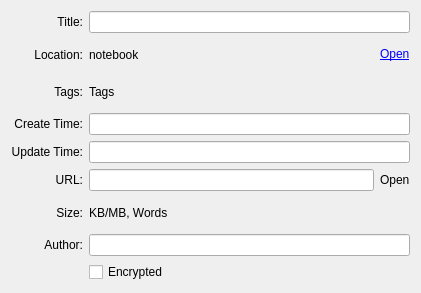
This is src/ui/wiznoteinfoform.ui in WizTeam/WizQTClient as Qt 5 draws it before an edit. The edited form follows.
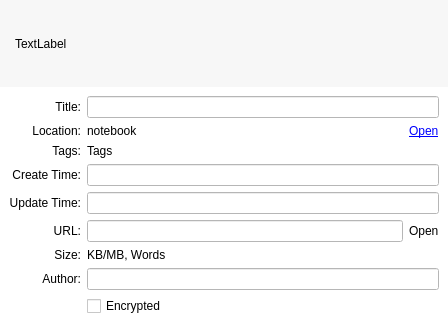
This is the edited form.

Commit message: 工具栏按钮边距

Patch:
```diff
--- a/src/ui/wiznoteinfoform.ui
+++ b/src/ui/wiznoteinfoform.ui
@@ -6,16 +6,85 @@
    <rect>
     <x>0</x>
     <y>0</y>
-    <width>421</width>
-    <height>293</height>
+    <width>448</width>
+    <height>325</height>
    </rect>
   </property>
   <property name="windowTitle">
    <string>Note Info</string>
   </property>
+  <property name="styleSheet">
+   <string notr="true">background-color: rgb(247, 247, 247);</string>
+  </property>
+  <layout class="QVBoxLayout" name="verticalLayout_2">
+   <property name="spacing">
+    <number>0</number>
+   </property>
+   <property name="leftMargin">
+    <number>0</number>
+   </property>
+   <property name="topMargin">
+    <number>0</number>
+   </property>
+   <property name="rightMargin">
+    <number>0</number>
+   </property>
+   <property name="bottomMargin">
+    <number>0</number>
+   </property>
+   <item>
+    <layout class="QHBoxLayout" name="horizontalLayout">
+     <property name="leftMargin">
+      <number>15</number>
+     </property>
+     <item>
+      <widget class="QLabel" name="label_7">
+       <property name="minimumSize">
+        <size>
+         <width>50</width>
+         <height>0</height>
+        </size>
+       </property>
+       <property name="text">
+        <string>TextLabel</string>
+       </property>
+      </widget>
+     </item>
+     <item>
+      <spacer name="horizontalSpacer">
+       <property name="orientation">
+        <enum>Qt::Horizontal</enum>
+       </property>
+       <property name="sizeHint" stdset="0">
+        <size>
+         <width>327</width>
+         <height>20</height>
+        </size>
+       </property>
+      </spacer>
+     </item>
+    </layout>
+   </item>
+   <item>
+    <widget class="QWidget" name="widget_2" native="true">
+     <property name="styleSheet">
+      <string notr="true">background-color: rgb(255, 255, 255);</string>
+     </property>
   <layout class="QVBoxLayout" name="verticalLayout">
    <item>
     <layout class="QGridLayout" name="gridLayout">
+        <property name="leftMargin">
+         <number>0</number>
+        </property>
+        <property name="topMargin">
+         <number>0</number>
+        </property>
+        <property name="rightMargin">
+         <number>0</number>
+        </property>
+        <property name="bottomMargin">
+         <number>0</number>
+        </property>
      <item row="0" column="1" colspan="2">
       <widget class="QLineEdit" name="editTitle">
        <property name="sizePolicy">
@@ -204,6 +273,9 @@
       </widget>
      </item>
     </layout>
+      </item>
+     </layout>
+    </widget>
    </item>
   </layout>
  </widget>
```
Lines whose indentation alone changed are shown as unchanged. The commit also changes 7 other files.
